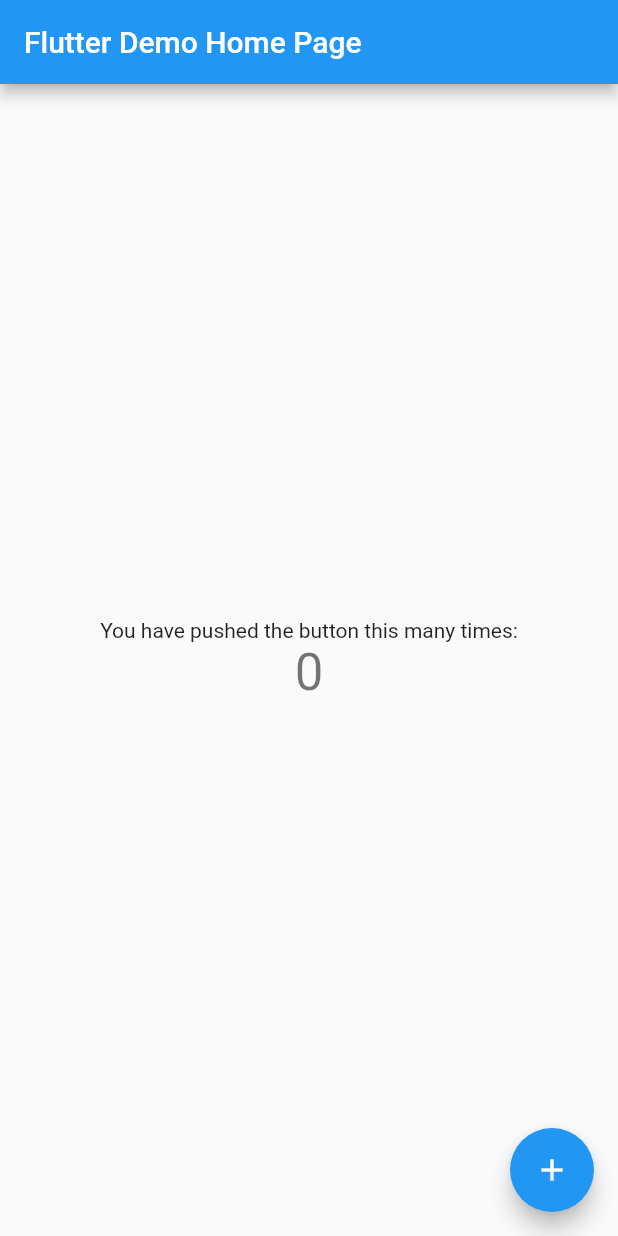
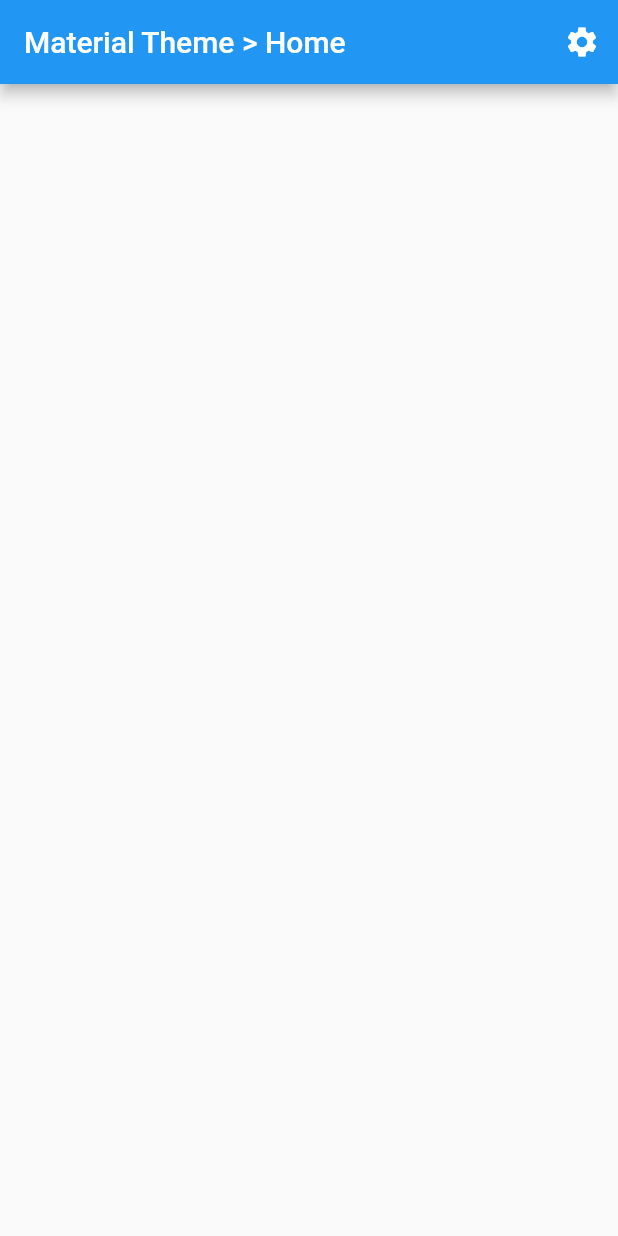
Before and after one commit to esmaeil-ahmadipour/Flutter_Theme_Bloc, a Flutter app: the screen it shows after launch, on a phone screen of 412 x 824 dp. Run offline on Flutter 3.47's test engine with Material 2 defaults, Android fonts, the phone set to English and light mode, and no system bars; our stand-ins replace bloc, equatable, flutter_bloc.

```diff
--- a/lib/main.dart
+++ b/lib/main.dart
@@ -6,6 +6,8 @@ import 'package:flutterthemebloc/ui/pages/home/home_page.dart';
 void main() => runApp(App());
 
 class App extends StatelessWidget {
+  final String title = 'Material Theme';
+
   @override
   Widget build(BuildContext context) {
     return BlocProvider(
@@ -17,12 +19,10 @@ class App extends StatelessWidget {
   }
 
   Widget _buildWithTheme(BuildContext context, ThemeState state) {
-        return MaterialApp(
-          title: 'Flutter Demo',
-          theme: ThemeData(
-            primarySwatch: Colors.blue,
-          ),
-          home: HomePage(title: 'Flutter Demo Home Page'),
-        );
-      }
+    return MaterialApp(
+      title: 'Flutter Demo',
+      theme: state.themeData,
+      home: HomePage(title: title),
+    );
+  }
 }
--- a/lib/ui/pages/home/home_page.dart
+++ b/lib/ui/pages/home/home_page.dart
@@ -1,53 +1,32 @@
 import 'package:flutter/material.dart';
+import 'package:flutterthemebloc/ui/pages/settings/settings_page.dart';
 
-class HomePage extends StatefulWidget {
-  HomePage({Key key, this.title}) : super(key: key);
-
+class HomePage extends StatelessWidget {
   final String title;
-
-  @override
-  _HomePageState createState() => _HomePageState();
-}
-
-class _HomePageState extends State<HomePage> {
-  int _counter = 0;
-
-  void _incrementCounter() {
-    setState(() {
-
-      _counter++;
-    });
-  }
+  HomePage({this.title});
 
   @override
   Widget build(BuildContext context) {
-
     return Scaffold(
       appBar: AppBar(
-
-        title: Text(widget.title),
+        title: Text('$title > Home'),
+        actions: <Widget>[
+          IconButton(
+              icon: Icon(
+                Icons.settings,
+                color: Colors.white,
+              ),
+              onPressed: () {
+                Navigator.of(context).push(
+                  MaterialPageRoute(
+                      builder: (context) => SettingsPage(
+                            title: title,
+                          )),
+                );
+              }),
+        ],
       ),
-      body: Center(
-
-        child: Column(
-
-          mainAxisAlignment: MainAxisAlignment.center,
-          children: <Widget>[
-            Text(
-              'You have pushed the button this many times:',
-            ),
-            Text(
-              '$_counter',
-              style: Theme.of(context).textTheme.display1,
-            ),
-          ],
-        ),
-      ),
-      floatingActionButton: FloatingActionButton(
-        onPressed: _incrementCounter,
-        tooltip: 'Increment',
-        child: Icon(Icons.add),
-      ),
+      body: Center(),
     );
   }
 }
```
Also changed, not shown: lib/ui/pages/settings/settings_page.dart (added, +38 -0 lines).
